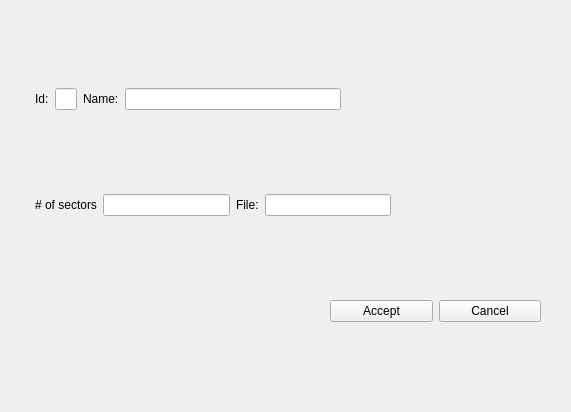
Above: ui/form_uspace.ui from vazmasero/UAT-Tool before the change. Below: the same form after it.
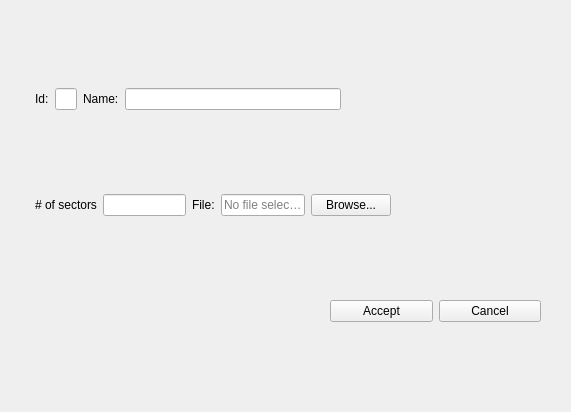
That is the form after the change.

Patch:
```diff
--- a/ui/form_uspace.ui
+++ b/ui/form_uspace.ui
@@ -82,7 +82,25 @@
       </widget>
      </item>
      <item>
-      <widget class="QLineEdit" name="le_file"/>
+      <layout class="QHBoxLayout" name="hlayout_file">
+       <item>
+        <widget class="QLineEdit" name="le_file_path">
+         <property name="readOnly">
+          <bool>true</bool>
+         </property>
+         <property name="placeholderText">
+          <string>No file selected</string>
+         </property>
+        </widget>
+       </item>
+       <item>
+        <widget class="QPushButton" name="btn_browse_file">
+         <property name="text">
+          <string>Browse...</string>
+         </property>
+        </widget>
+       </item>
+      </layout>
      </item>
     </layout>
    </item>
```
Left out of the diff: 4 changed lines with no effect on the pictures.
